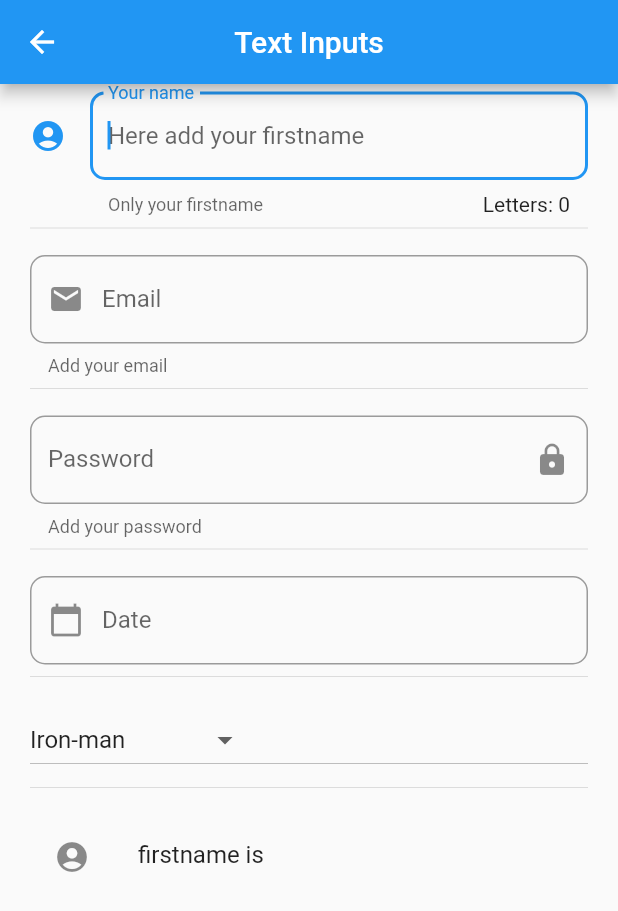
After one commit to ArielMejiaDev/COURSE_Dart-Basics, a Flutter app: the screen it shows after launch, after a tap on "Inputs", on a phone screen of 412 x 824 dp. The commit adds this screen. Shown: the top 911 px of the screen. Run offline on Flutter 3.47's test engine with Material 2 defaults, Android fonts, the phone set to English and light mode, and no system bars; network calls fail.

Commit message:
from Animated container to Listview Builder lesson 86

```diff
--- a/componentes/lib/main.dart
+++ b/componentes/lib/main.dart
@@ -2,6 +2,8 @@
 import 'package:componentes/src/pages/alert.dart';
 import 'package:componentes/src/routes/routes.dart';
 import 'package:flutter/material.dart';
+import 'package:flutter_localizations/flutter_localizations.dart';
+//import 'package:flutter_cupertino_localizations/flutter_cupertino_localizations.dart';
 
 void main() => runApp(MyApp());
 
@@ -10,6 +12,16 @@ class MyApp extends StatelessWidget {
   @override
   Widget build(BuildContext context) {
     return MaterialApp(
+       localizationsDelegates: [
+      // ... app-specific localization delegate[s] here
+      GlobalMaterialLocalizations.delegate,
+      GlobalWidgetsLocalizations.delegate,
+      //GlobalCupertinoLocalizations.delegate,
+    ],
+    supportedLocales: [
+        const Locale('en'), // English
+        const Locale('es'), // Spanish
+      ],
       debugShowCheckedModeBanner: false,
       title: 'Material App',
       //home: HomePage()
--- /dev/null
+++ b/componentes/lib/src/pages/input_page.dart
@@ -0,0 +1,217 @@
+import 'package:flutter/cupertino.dart';
+import 'package:flutter/material.dart';
+
+class InputPage extends StatefulWidget {
+  @override
+  _InputPageState createState() => _InputPageState();
+}
+
+class _InputPageState extends State<InputPage> {
+  String _firstname = '';
+  String _email     = '';
+  String _password  = '';
+  String _date      = '';
+  String _optionSelected = 'Iron-man';
+  List<String> _options = ['Iron-man', 'Captain America', 'Thor'];
+  TextEditingController dateEditingController = TextEditingController();
+  @override
+  Widget build(BuildContext context) {
+    return Scaffold(
+      appBar: AppBar(title: Text('Text Inputs'),centerTitle: true,),
+      body: ListView(
+        padding: EdgeInsets.symmetric(vertical: 5.0, horizontal: 20.0),
+        children: <Widget>[
+          _createFirstnameInput(),
+
+          Divider(),
+          SizedBox(height: 10.0,),
+          _createEmailInput(),
+
+          Divider(),
+          SizedBox(height: 10.0,),
+          _createPasswordInput(),
+
+          Divider(),
+          SizedBox(height: 10.0,),
+          _createDatepickerInput(),
+
+          Divider(),
+          SizedBox(height: 10.0,),
+          _createDropdownInput(),
+
+          Divider(),
+          SizedBox(height: 10.0,),
+          _createPersonData(),
+        ],
+      ),
+    );
+  }
+
+  Widget _createFirstnameInput() {
+    return TextField(
+      autofocus: true,
+      textCapitalization: TextCapitalization.sentences,
+      decoration: InputDecoration(
+        counter: Text('Letters: ${_firstname.length}'),
+        border: OutlineInputBorder(
+          borderRadius: BorderRadius.circular(10.0),
+        ),
+        labelText: 'Your name',
+        helperText: 'Only your firstname',
+        icon: Icon(Icons.account_circle),
+        hintText: 'Here add your firstname',
+      ),
+      onChanged: (value) {
+        setState(() {
+         _firstname = value;
+        });
+      },
+    );
+  }
+
+  Widget _createEmailInput() {
+
+    return TextField(
+      keyboardType: TextInputType.emailAddress,
+      decoration: InputDecoration(
+        border: OutlineInputBorder(
+          borderRadius: BorderRadius.circular(10.0)
+        ),
+        helperText: 'Add your email',
+        labelText: 'Email',
+        hintText: 'Here add your email',
+        prefixIcon: Icon(Icons.email)
+      ),
+      onChanged: (value) => setState(() {
+          _email = value;
+        }),
+    );
+
+  }
+
+  Widget _createPersonData() {
+
+    return ListTile(
+      leading: Icon(Icons.account_circle),
+      title: Text('firstname is $_firstname'),
+      subtitle: Text(_email),
+      trailing: Text(_password),
+    );
+
+  }
+
+  Widget _createPasswordInput() {
+
+    return TextField(
+      obscureText: true,
+      decoration: InputDecoration(
+        border: OutlineInputBorder(
+          borderRadius: BorderRadius.circular(10.0),
+        ),
+        suffixIcon: Icon(Icons.lock),
+        labelText: 'Password',
+        helperText: 'Add your password',
+        hintText: 'Your password here'
+      ),
+      onChanged: (value) => setState(() => _password = value),
+    );
+
+  }
+
+  Widget _createDatepickerInput() {
+
+    return TextField(
+      controller: dateEditingController,
+      decoration: InputDecoration(
+        border: OutlineInputBorder(
+          borderRadius: BorderRadius.circular(10.0),
+        ),
+        labelText: 'Date',
+        hintText: 'Select a date',
+        prefixIcon: Icon(Icons.calendar_today)
+      ),
+      onTap: (){
+        FocusScope.of(context).requestFocus(FocusNode());
+        _selectDate(context);
+      },
+    );
+
+  }
+
+  _selectDate(BuildContext context) async {
+
+    DateTime picked = await showDatePicker(
+      context: context,
+      initialDate: DateTime.now(),
+      firstDate: DateTime( DateTime.now().year ),
+      lastDate: DateTime( DateTime.now().add( Duration( days: 365 ) ).year ),
+    );
+
+    if (picked != null) {
+      setState(() {
+        _date = picked.toString();
+        dateEditingController.text = _date;
+      });
+    }
+
+  }
+
+  Widget _createDropdownInput() {
+
+    return DropdownButton(
+      //set items in example 1
+      // items: [
+      //   DropdownMenuItem(
+      //     child: Text('Volar'),
+      //     value: 'Volar',
+      //   ),
+      //   DropdownMenuItem(
+      //     child: Text('Vision de rayos X'),
+      //     value: 'Vision de rayos X',
+      //   ),
+      //   DropdownMenuItem(
+      //     child: Text('Super fuerza'),
+      //     value: 'Super fuerza',
+      //   ),
+      // ],
+      value: _optionSelected,
+      items: _avegersOptions(),
+      onChanged: (value){
+        print('--------');
+        print(value);
+        setState(() {
+         _optionSelected = value;
+        });
+      },
+    );
+
+  }
+
+  _avegersOptions() {
+    //list need to be explicit of dropdown string but if some would be strings and other number not to stay dynamci
+    //in this case _optionsSelected is String as the value selected because the list if all of strings
+    // but if it will have integers and strings o doubles ect it would be to set as dynamic _selectedOption = 'option'
+    //or var _selectedOption = 'option'
+    //it not affect the functunallity only applies to get strong type but if you set _selectedOption as string it will cause and
+    //error for the strong type
+    List <DropdownMenuItem<String>> list = List();
+    //with for each loop
+    // _options.forEach((value){
+    //   list.add( DropdownMenuItem(
+    //     child: Text(value),
+    //     value: value,
+    //   ) );
+    // });
+    //with map function
+    _options.map( (value){
+      list.add(DropdownMenuItem(
+        child: Text(value),
+        value: value,
+      ));
+    }).toList();
+    //print(list);
+    return list;
+
+  }
+
+}
--- a/componentes/lib/src/routes/routes.dart
+++ b/componentes/lib/src/routes/routes.dart
@@ -1,16 +1,26 @@
+import 'package:flutter/material.dart';
+//Routes files
+import 'package:componentes/src/pages/home_page.dart';
+import 'package:componentes/src/pages/avatar.dart';
 import 'package:componentes/src/pages/alert.dart';
-import 'package:componentes/src/pages/avatar.dart';
 import 'package:componentes/src/pages/card.dart';
-import 'package:componentes/src/pages/home_page.dart';
-import 'package:flutter/material.dart';
+import 'package:componentes/src/pages/animated_container.dart';
+import 'package:componentes/src/pages/input_page.dart';
+import 'package:componentes/src/pages/slider_page.dart';
+import 'package:componentes/src/pages/listview_page.dart';
+
 
 Map getApplicationRoutes() {
 
   return <String, WidgetBuilder>{
-    '/'         :     (BuildContext context) => HomePage(),
-    'avatar'    :     (BuildContext context) => Avatar(),
-    'alert'     :     (BuildContext context) => Alert(),
-    'card'      :     (BuildContext context) => CardPage()
+    '/'                   :     (BuildContext context) => HomePage(),
+    'avatar'              :     (BuildContext context) => Avatar(),
+    'alert'               :     (BuildContext context) => Alert(),
+    'card'                :     (BuildContext context) => CardPage(),
+    'animatedContainer'   :     (BuildContext context) => AnimatedContainerPage(),
+    'inputs'              :     (BuildContext context) => InputPage(),
+    'slider'              :     (BuildContext context) => SliderPage(),
+    'lists'               :     (BuildContext context) => ListViewPage()
   };
 
 }
--- a/componentes/lib/src/utils/icon_string_util.dart
+++ b/componentes/lib/src/utils/icon_string_util.dart
@@ -4,6 +4,10 @@ final _icon = {
   'add_alert'     : Icons.add_alert,
   'accessibility' : Icons.accessibility,
   'folder_open'   : Icons.folder_open,
+  'donut_large'   : Icons.donut_large,
+  'input'         : Icons.input,
+  'tune'          : Icons.tune,
+  'list'          : Icons.list
 };
 
 Icon getIcon(String iconName) {
--- a/componentes/pubspec.yaml
+++ b/componentes/pubspec.yaml
@@ -19,6 +19,9 @@ environment:
 dependencies:
   flutter:
     sdk: flutter
+  flutter_localizations:
+    sdk: flutter
+  flutter_cupertino_localizations: ^1.0.1
 
   # The following adds the Cupertino Icons font to your application.
   # Use with the CupertinoIcons class for iOS style icons.
```
Also changed, not shown: componentes/data/menu_opts.json (+20 -0 lines), componentes/lib/src/pages/animated_container.dart (added, +69 -0 lines), componentes/lib/src/pages/listview_page.dart (added, +71 -0 lines), componentes/lib/src/pages/slider_page.dart (added, +89 -0 lines), componentes/pubspec.lock.
